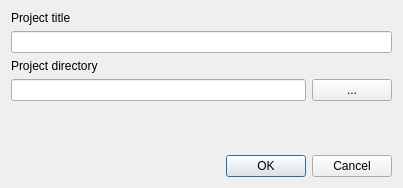
kingnak/GameGenerator, file GGEditor_src/ui/dialogs/ggcreateprojectdialog.ui: the form before one commit.
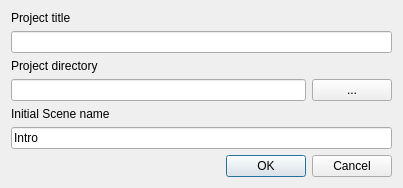
The form after the commit.

Commit message: Tab management + scene base dir

The edit to the form file:
```diff
--- a/GGEditor_src/ui/dialogs/ggcreateprojectdialog.ui
+++ b/GGEditor_src/ui/dialogs/ggcreateprojectdialog.ui
@@ -7,7 +7,7 @@
     <x>0</x>
     <y>0</y>
     <width>403</width>
-    <height>188</height>
+    <height>187</height>
    </rect>
   </property>
   <property name="windowTitle">
@@ -51,6 +51,20 @@
      </item>
     </layout>
    </item>
+   <item>
+    <widget class="QLabel" name="label_3">
+     <property name="text">
+      <string>Initial Scene name</string>
+     </property>
+    </widget>
+   </item>
+   <item>
+    <widget class="QLineEdit" name="txtDefaultSceneName">
+     <property name="text">
+      <string>Intro</string>
+     </property>
+    </widget>
+   </item>
    <item>
     <spacer name="verticalSpacer">
      <property name="orientation">
```
Left out of the diff: 30 changed lines with no effect on the pictures. The commit also changes 23 other files.
